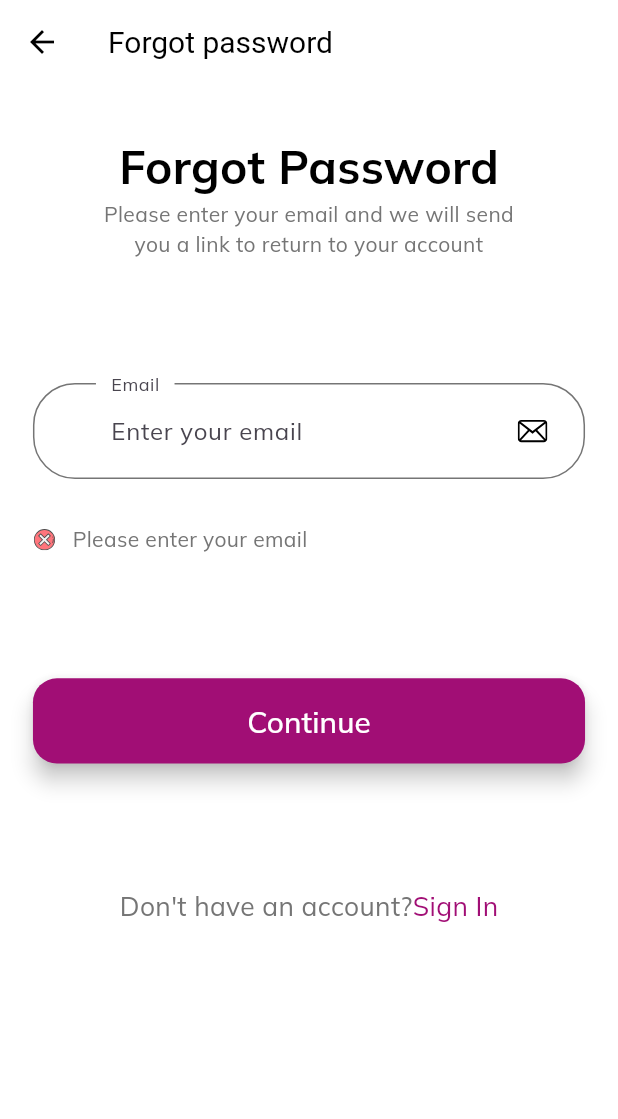
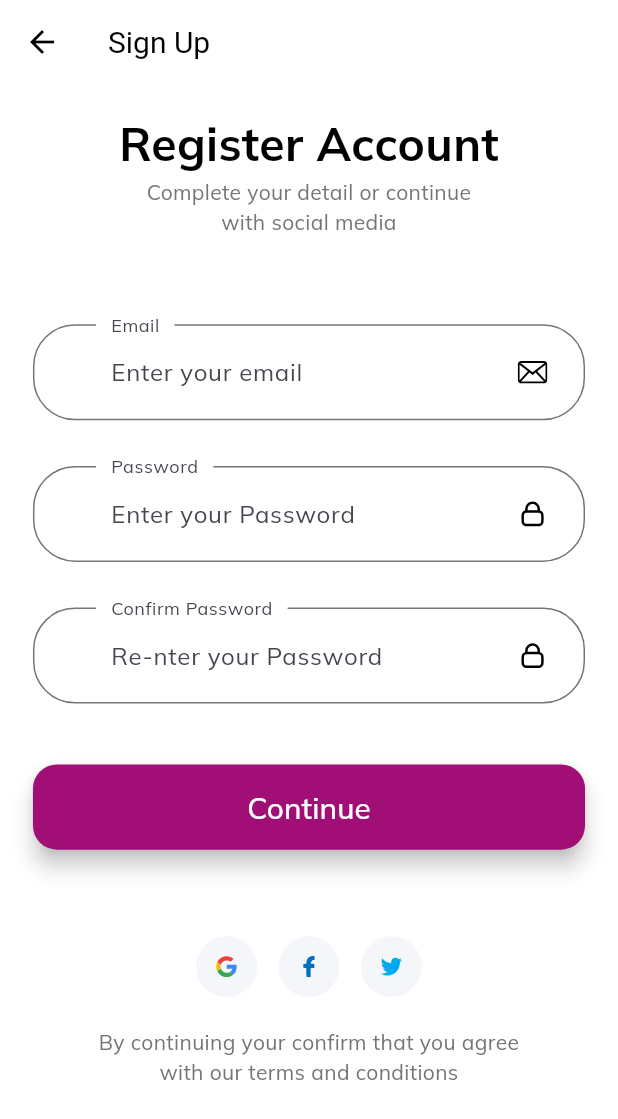
Before and after one commit to kevintomeni/shop778, a Flutter app: the ForgotPasswordScreen screen opened by its route, after a tap on "Continue", after a tap on "Sign In", on a phone screen of 412 x 824 dp. Shown: the top 1119 px of the screen. Run offline on Flutter 3.47's test engine with Material 3 defaults, Android fonts, the light colour scheme and no system bars; our stand-ins replace flutter_svg.

Commit message:
complet ecommerce UI flutter

```diff
--- a/lib/components/no_account_text.dart
+++ b/lib/components/no_account_text.dart
@@ -1,6 +1,7 @@
 import 'package:flutter/material.dart';
 
 import '../constants.dart';
+import '../screens/sign_up/sign_up_screen.dart';
 import '../size-config.dart';
 
 class NoAccountText extends StatelessWidget {
@@ -18,7 +19,8 @@ class NoAccountText extends StatelessWidget {
           style: TextStyle(fontSize: getProportionateScreenWidth(16)),
         ),
         GestureDetector(
-          onTap:(){},
+          onTap: () => Navigator.pushNamed(context, SignUpScreen.routeName),
+          // ignore: missing_return
           child: Text(
             "Sign In",
             style: TextStyle(
--- a/lib/constants.dart
+++ b/lib/constants.dart
@@ -1,4 +1,6 @@
 import 'package:flutter/material.dart';
+
+import 'size-config.dart';
 
 const kPrimaryColor = Color.fromARGB(255, 161, 14, 117);
 const kPrimaryLightColor = Color(0xFFFFECDF);
@@ -12,6 +14,12 @@ const kTextColor = Color(0xFF757575);
 
 const kAnimationDuration = Duration(milliseconds: 200);
 
+final headlingStyle = TextStyle(
+  fontSize: getProportionateScreenWidth(28),
+  color: Colors.black,
+  fontWeight: FontWeight.bold,
+  height: 1.5,
+);
 // form error
 
 final RegExp emailValidatorRegExp =
--- a/lib/routes.dart
+++ b/lib/routes.dart
@@ -1,9 +1,11 @@
 import 'package:flutter/material.dart';
+import 'package:shop778/screens/complete_profile/complete_profile_screen.dart';
 import 'package:shop778/screens/forgot_password/forgot_password_screen.dart';
 import 'package:shop778/screens/splash/splash_screen.dart';
 
 import 'screens/login_success/login_success_screen.dart';
 import 'screens/sign_in/sign_in_screen.dart';
+import 'screens/sign_up/sign_up_screen.dart';
 
 //we use name route
 //All our routes will be Avialable
@@ -11,5 +13,7 @@ final Map<String, WidgetBuilder> routes = {
   SplashScreen.routeName: (context) => SplashScreen(),
   SignInScreen.routeName: (context) => SignInScreen(),
   ForgotPasswordScreen.routeName: (context) => ForgotPasswordScreen(),
-  LoginSuccessScreen.routeName: (context) => LoginSuccessScreen()
+  LoginSuccessScreen.routeName: (context) => LoginSuccessScreen(),
+  SignUpScreen.routeName: (context) => SignUpScreen(),
+  CompleteProfileScreen.routeName: (context) => CompleteProfileScreen(),
 };
--- /dev/null
+++ b/lib/screens/complete_profile/body.dart
@@ -0,0 +1,10 @@
+import 'package:flutter/material.dart';
+
+class Body extends StatelessWidget {
+  const Body({super.key});
+
+  @override
+  Widget build(BuildContext context) {
+    return Scaffold();
+  }
+}
--- /dev/null
+++ b/lib/screens/sign_up/components/body.dart
@@ -0,0 +1,67 @@
+import 'package:flutter/material.dart';
+import 'package:shop778/size-config.dart';
+
+import '../../../components/social_card.dart';
+import '../../../constants.dart';
+import 'sign_up_form.dart';
+
+class Body extends StatelessWidget {
+  const Body({super.key});
+
+  @override
+  Widget build(BuildContext context) {
+    return SizedBox(
+      width: double.infinity,
+      child: Padding(
+        padding: EdgeInsets.symmetric(
+          horizontal: getProportionateScreenWidth(20),
+        ),
+        child: SingleChildScrollView(
+          child: Column(
+            children: [
+              SizedBox(
+                height: SizeConfig.screenHeight! * 0.02,
+              ), //2% of total height
+              Text('Register Account', style: headlingStyle),
+              Text(
+                'Complete your detail or continue \nwith social media',
+                textAlign: TextAlign.center,
+              ),
+              SizedBox(
+                height: SizeConfig.screenHeight! * 0.07,
+              ), //8% of total height
+              SignUpForm(),
+              SizedBox(
+                height: SizeConfig.screenHeight! * 0.07,
+              ),
+              Row(
+                mainAxisAlignment: MainAxisAlignment.center,
+                children: [
+                  SocialCard(
+                    icon: "assets/icons/google-color-svgrepo-com.svg",
+                    press: () {},
+                  ),
+                  SocialCard(
+                    icon: "assets/icons/facebook-svgrepo-com.svg",
+                    press: () {},
+                  ),
+                  SocialCard(
+                    icon: "assets/icons/twitter-color-svgrepo-com.svg",
+                    press: () {},
+                  ),
+                ],
+              ),
+              SizedBox(
+                height: getProportionateScreenHeight(20),
+              ),
+              Text(
+                "By continuing your confirm that you agree \nwith our terms and conditions ",
+                textAlign: TextAlign.center,
+              )
+            ],
+          ),
+        ),
+      ),
+    );
+  }
+}
--- /dev/null
+++ b/lib/screens/sign_up/components/sign_up_form.dart
@@ -0,0 +1,177 @@
+import 'package:flutter/material.dart';
+import 'package:shop778/screens/complete_profile/complete_profile_screen.dart';
+
+import '../../../components/custom_suffix_icon.dart';
+import '../../../components/default_button.dart';
+import '../../../components/form_error.dart';
+import '../../../constants.dart';
+import '../../../size-config.dart';
+
+class SignUpForm extends StatefulWidget {
+  SignUpForm({super.key});
+
+  @override
+  State<SignUpForm> createState() => _SignUpFormState();
+}
+
+class _SignUpFormState extends State<SignUpForm> {
+  final _formKey = GlobalKey<FormState>();
+  String? email;
+  String? password;
+  String? confirm_Password;
+  final List<String> errors = [];
+  void addError({String? error}) {
+    if (!errors.contains(error)) {
+      setState(() {
+        errors.add(error!);
+      });
+    }
+  }
+
+  void removeError({String? error}) {
+    if (errors.contains(error)) {
+      setState(() {
+        errors.remove(error!);
+      });
+    }
+  }
+
+  @override
+  Widget build(BuildContext context) {
+    return Form(
+      key: _formKey,
+      child: Column(
+        children: [
+          buildEmailFormField(),
+          SizedBox(height: getProportionateScreenHeight(30)),
+          buildPasswordFormField(),
+          SizedBox(height: getProportionateScreenHeight(30)),
+          buildConfrimPasswordFormField(),
+          FormError(errors: errors),
+          SizedBox(height: getProportionateScreenHeight(40)),
+          DefaultButton(
+            text: "Continue",
+            press: () {
+              if (_formKey.currentState!.validate()) {
+                // Go to complete profile page
+                Navigator.pushNamed(context, CompleteProfileScreen.routeName);
+              }
+            },
+          ),
+        ],
+      ),
+    );
+  }
+
+  TextFormField buildConfrimPasswordFormField() {
+    return TextFormField(
+      obscureText: true,
+      onSaved: (newValue) => confirm_Password = newValue,
+      onChanged: (value) {
+        if (password == confirm_Password) {
+          removeError(error: kMatchPassError);
+        }
+        return null;
+      },
+      validator: (value) {
+        if (value!.isEmpty) {
+          return "";
+        } else if (password != value) {
+          addError(error: kMatchPassError);
+          return "";
+        }
+        return null;
+      },
+      decoration: InputDecoration(
+          labelText: "Confirm Password",
+          hintText: "Re-nter your Password",
+          floatingLabelBehavior: FloatingLabelBehavior.always,
+          suffixIcon: CustomSuffixIcon(
+            svgIcon: "assets/icons/lock-svgrepo-com.svg",
+          )),
+    );
+  }
+
+  TextFormField buildPasswordFormField() {
+    return TextFormField(
+      obscureText: true,
+      onSaved: (newValue) => password = newValue,
+      onChanged: (value) {
+        if (value.isNotEmpty && errors.contains(kPassNullError)) {
+          setState(() {
+            errors.remove(kPassNullError);
+          });
+        } else if (value.length >= 8 && errors.contains(kShortPassError)) {
+          setState(() {
+            errors.remove(kShortPassError);
+          });
+        }
+        password = value;
+        return null;
+      },
+      validator: (value) {
+        if (value!.isEmpty && !errors.contains(kPassNullError)) {
+          setState(() {
+            errors.add(kPassNullError);
+          });
+          return "";
+        } else if (value.length < 8 && !errors.contains(kShortPassError)) {
+          setState(() {
+            errors.add(kShortPassError);
+          });
+          return "";
+        }
+        return null;
+      },
+      decoration: InputDecoration(
+          labelText: "Password",
+          hintText: "Enter your Password",
+          floatingLabelBehavior: FloatingLabelBehavior.always,
+          suffixIcon: CustomSuffixIcon(
+            svgIcon: "assets/icons/lock-svgrepo-com.svg",
+          )),
+    );
+  }
+
+  TextFormField buildEmailFormField() {
+    return TextFormField(
+      keyboardType: TextInputType.emailAddress,
+      onSaved: (newValue) => email = newValue,
+      onChanged: (value) {
+        if (value.isNotEmpty && errors.contains(kEmailNullError)) {
+          setState(() {
+            errors.remove(kEmailNullError);
+          });
+        } else if (emailValidatorRegExp.hasMatch(value) &&
+            errors.contains(kInvalidEmailError)) {
+          setState(() {
+            errors.remove(kInvalidEmailError);
+          });
+        }
+        return null;
+      },
+      validator: (value) {
+        if (value!.isEmpty && !errors.contains(kEmailNullError)) {
+          setState(() {
+            errors.add(kEmailNullError);
+          });
+          return "";
+        } else if (!emailValidatorRegExp.hasMatch(value) &&
+            !errors.contains(kInvalidEmailError)) {
+          setState(() {
+            errors.add(kInvalidEmailError);
+          });
+          return "";
+        }
+        return null;
+      },
+      decoration: InputDecoration(
+          labelText: "Email",
+          hintText: "Enter your email",
+          floatingLabelBehavior: FloatingLabelBehavior.always,
+          suffixIcon: CustomSuffixIcon(
+            svgIcon: "assets/icons/mail-svgrepo-com.svg",
+          )),
+    );
+  }
+}
--- /dev/null
+++ b/lib/screens/sign_up/sign_up_screen.dart
@@ -0,0 +1,18 @@
+import 'package:flutter/material.dart';
+
+import 'components/body.dart';
+
+class SignUpScreen extends StatelessWidget {
+  const SignUpScreen({super.key});
+  static String routeName = "/sign_up";
+
+  @override
+  Widget build(BuildContext context) {
+    return Scaffold(
+      appBar: AppBar(
+        title: Text("Sign Up")
+      ),
+      body:Body(),
+    );
+  }
+}
```
Also changed, not shown: lib/screens/complete_profile/complete_profile_screen.dart (added, +16 -0 lines).
